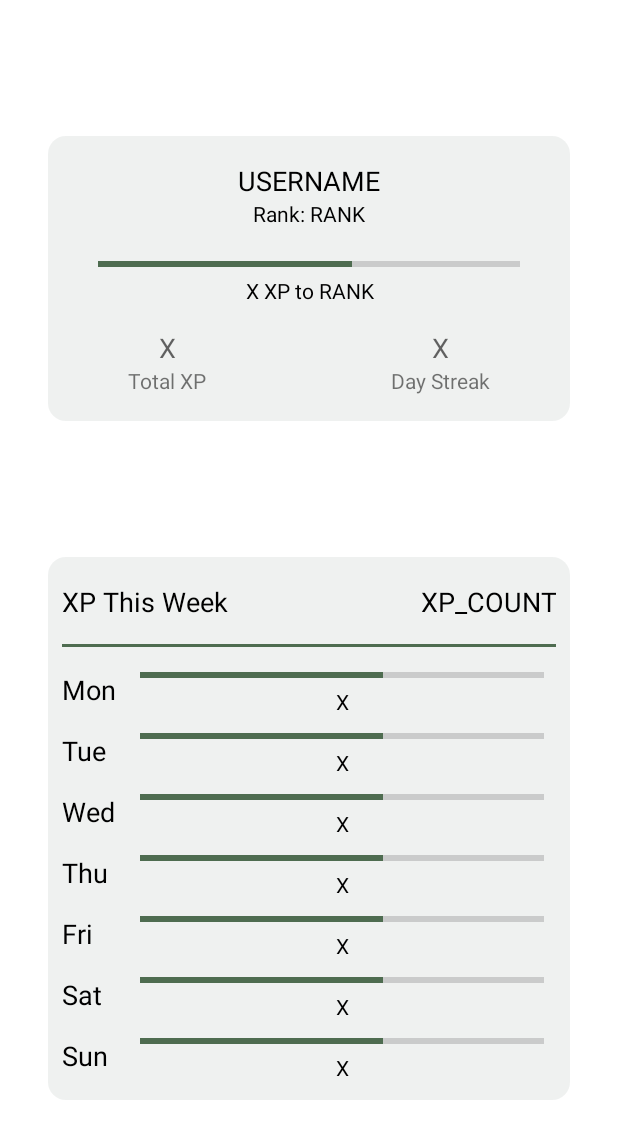
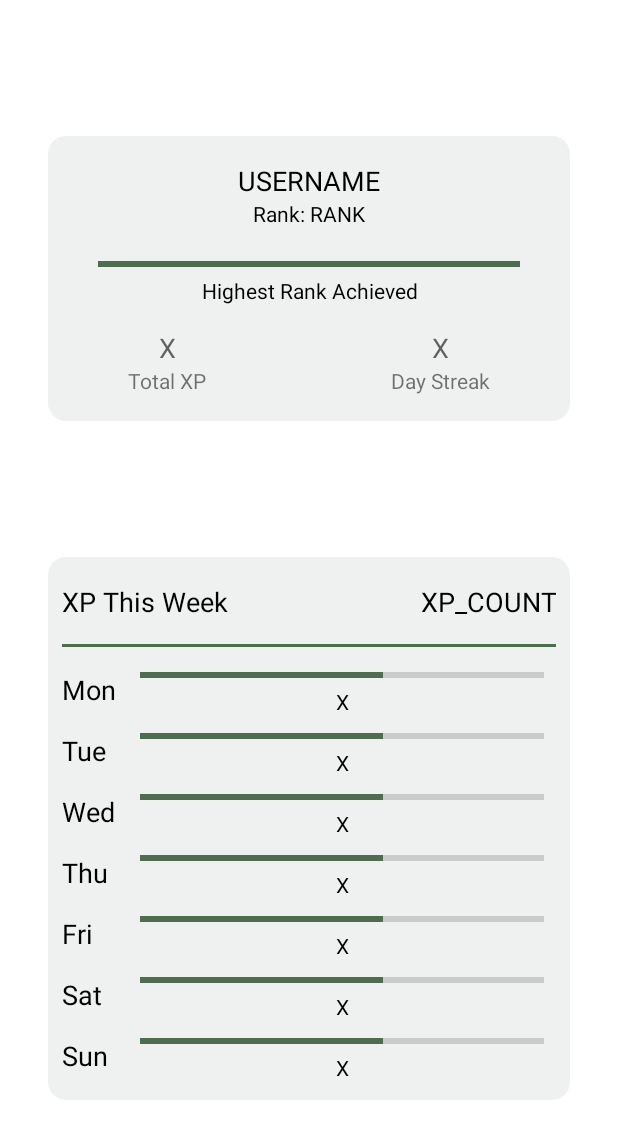
Before and after one commit to benjaminbork/learn-chess-openings, an Android app: the layout fragment_profile.xml on its own in the app's theme, with its tools: preview values and no code run, on a phone screen of 412 x 824 dp. Shown: the top 1139 px of the screen. Run offline under Robolectric (Android 15) with nearby library versions, the phone set to English and light mode, and no system bars.

Commit message:
Created variable rank system
On line 60 you can add any rank name and their according XP milestone at which they're unlocked

```diff
--- a/app/src/main/res/layout/fragment_profile.xml
+++ b/app/src/main/res/layout/fragment_profile.xml
@@ -42,7 +42,7 @@
                 app:layout_constraintTop_toTopOf="parent" />
 
             <TextView
-                android:id="@+id/progressCount2"
+                android:id="@+id/currentRank"
                 android:layout_width="0dp"
                 android:layout_height="wrap_content"
                 android:layout_marginStart="8dp"
@@ -56,21 +56,21 @@
                 app:layout_constraintTop_toBottomOf="@+id/username" />
 
             <TextView
-                android:id="@+id/progressCount3"
+                android:id="@+id/xpNextRank"
                 android:layout_width="0dp"
                 android:layout_height="wrap_content"
                 android:layout_marginStart="8dp"
                 android:layout_marginEnd="8dp"
-                android:text="X XP to RANK"
+                android:text="Highest Rank Achieved"
                 android:textAlignment="center"
                 android:textAppearance="@style/TextAppearance.AppCompat.Small"
                 android:textColor="@android:color/primary_text_light"
                 app:layout_constraintEnd_toEndOf="parent"
                 app:layout_constraintStart_toStartOf="parent"
-                app:layout_constraintTop_toBottomOf="@+id/progressBar3" />
+                app:layout_constraintTop_toBottomOf="@+id/rankBar" />
 
             <ProgressBar
-                android:id="@+id/progressBar3"
+                android:id="@+id/rankBar"
                 style="?android:attr/progressBarStyleHorizontal"
                 android:layout_width="0dp"
                 android:layout_height="wrap_content"
@@ -78,11 +78,11 @@
                 android:layout_marginTop="16dp"
                 android:layout_marginEnd="32dp"
                 android:max="10"
-                android:progress="6"
+                android:progress="10"
                 android:progressTint="#4E6C50"
                 app:layout_constraintEnd_toEndOf="parent"
                 app:layout_constraintStart_toStartOf="parent"
-                app:layout_constraintTop_toBottomOf="@+id/progressCount2" />
+                app:layout_constraintTop_toBottomOf="@+id/currentRank" />
 
             <androidx.constraintlayout.widget.ConstraintLayout
                 android:id="@+id/xp_container"
@@ -94,7 +94,7 @@
                 app:layout_constraintBottom_toBottomOf="parent"
                 app:layout_constraintEnd_toStartOf="@+id/streak_container"
                 app:layout_constraintStart_toStartOf="parent"
-                app:layout_constraintTop_toBottomOf="@+id/progressCount3">
+                app:layout_constraintTop_toBottomOf="@+id/xpNextRank">
 
                 <TextView
                     android:id="@+id/textView3"
@@ -130,7 +130,7 @@
                 app:layout_constraintBottom_toBottomOf="parent"
                 app:layout_constraintEnd_toEndOf="parent"
                 app:layout_constraintStart_toEndOf="@+id/xp_container"
-                app:layout_constraintTop_toBottomOf="@+id/progressCount3">
+                app:layout_constraintTop_toBottomOf="@+id/xpNextRank">
 
                 <TextView
                     android:id="@+id/textView4"
```
Also changed, not shown: app/src/main/java/com/example/learnchessopenings/Profile.kt (+25 -7 lines).
